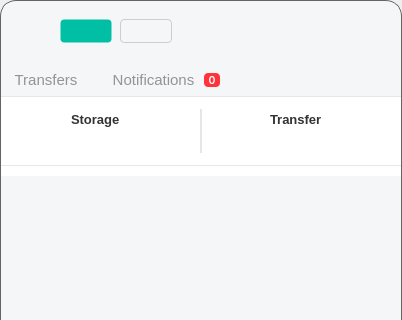
Before: the Qt Designer form src/MEGASync/gui/linux/InfoDialog.ui in meganz/MEGAsync, drawn with Qt 5; both pictures show x 0 to 402 and y 0 to 320 of the 402 by 564 pixel window.
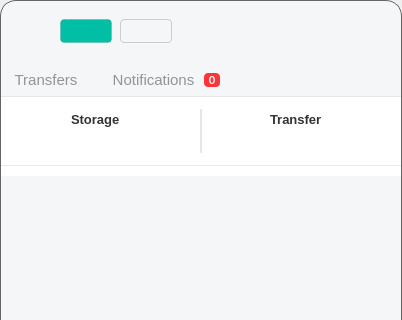
After: the same form once the commit is applied. Icons and pictures are not drawn. Custom widgets are drawn as their Qt base class.

Commit message: SNC-5301. Upgrade disabled color (release 5.9)

The edit to the form file:
```diff
--- a/src/MEGASync/gui/linux/InfoDialog.ui
+++ b/src/MEGASync/gui/linux/InfoDialog.ui
@@ -71,7 +71,7 @@
 font-family: Inter;
 font-size: 12px;
 line-height: 18px;
-border: 1px solid #0000001A;
+border: 1px solid rgba(0, 0, 0, 10%);
 border-radius: 4px;
 color: #FFFFFF;
 padding: 4px 8px;
@@ -92,7 +92,7 @@
 
 #bUpgrade::disabled
 {
-background-color: #00BFA54D;
+background-color: rgba(0, 191, 165, 30%);
 }
 
 #bCreateSync
```
The commit also changes 2 other files.
